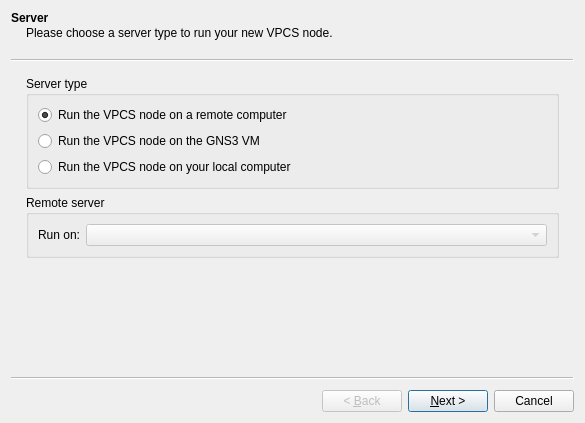
The window that gns3/modules/vpcs/ui/vpcs_node_wizard.ui (GNS3/gns3-gui) describes before a commit, drawn with Qt 5.
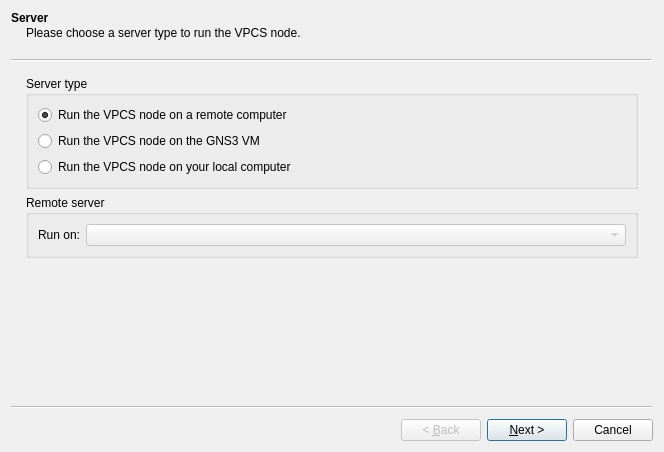
The same window after the commit.

Commit message: Use "template" to name what we use to create new nodes.

Diff of the .ui file:
```diff
--- a/gns3/modules/vpcs/ui/vpcs_node_wizard.ui
+++ b/gns3/modules/vpcs/ui/vpcs_node_wizard.ui
@@ -6,8 +6,8 @@
    <rect>
     <x>0</x>
     <y>0</y>
-    <width>585</width>
-    <height>423</height>
+    <width>664</width>
+    <height>452</height>
    </rect>
   </property>
   <property name="windowTitle">
@@ -21,7 +21,7 @@
     <string>Server</string>
    </property>
    <property name="subTitle">
-    <string>Please choose a server type to run your new VPCS node.</string>
+    <string>Please choose a server type to run the VPCS node.</string>
    </property>
    <layout class="QGridLayout" name="gridLayout_2">
     <item row="0" column="0">
```
Left out of the diff: 2 changed lines with no effect on the pictures. The commit also changes 91 other files.
